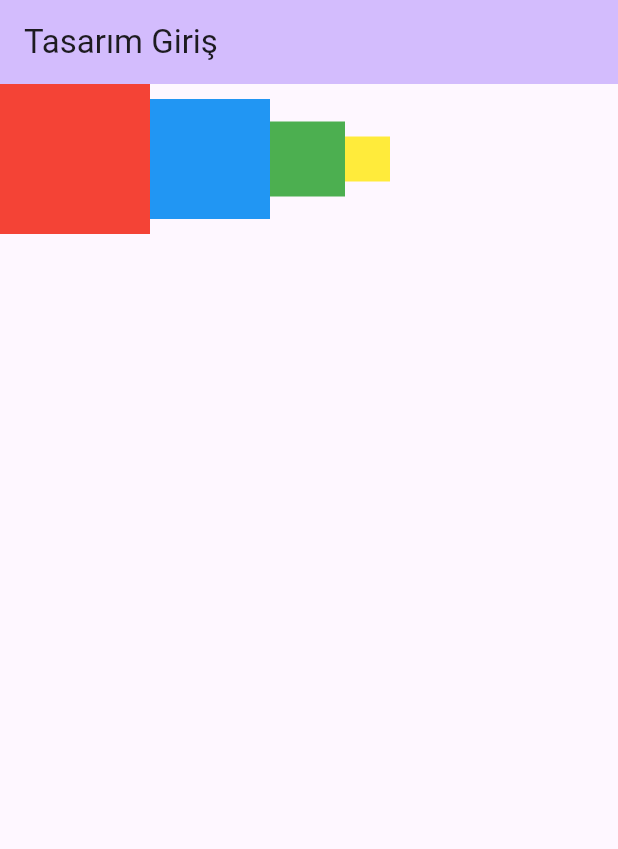
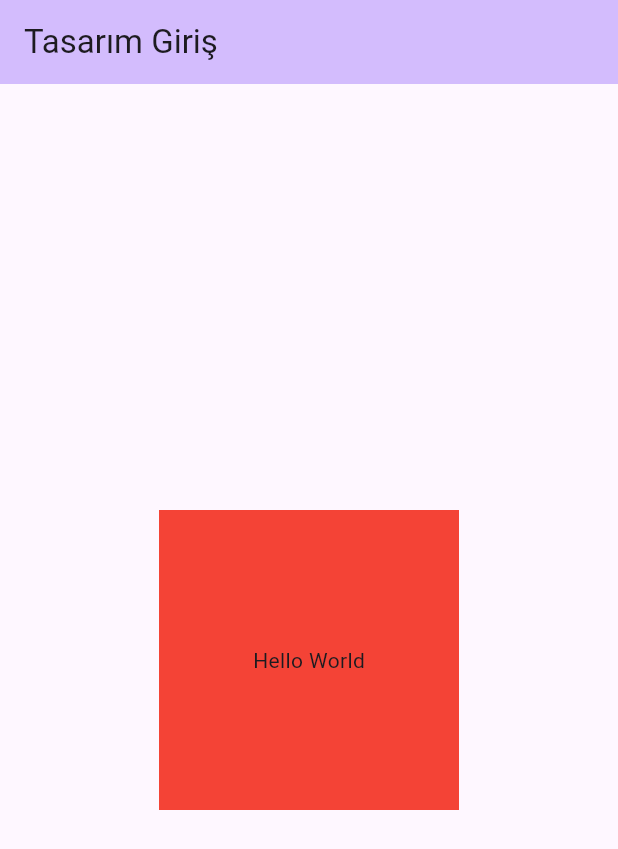
Before and after one commit to SERENGOKYILDIZ/FLUTTER_ANDROID_DESIGN, a Flutter app: the screen it shows after launch, on a phone screen of 412 x 824 dp. Shown: the top 849 px of the screen. Run offline on Flutter 3.47's test engine with Material 3 defaults, Android fonts, the phone set to English and light mode, and no system bars.

Commit message:
Learned using of Center

```diff
--- a/lib/main.dart
+++ b/lib/main.dart
@@ -37,21 +37,20 @@ class _MyHomePageState extends State<MyHomePage> {
         title: Text(widget.title),
       ),
       body:
-          /*
-          NOT: Row'da kullanlan bu ve benzeri kodlar column'da da çalışır.
-
-          MainAxisSize.max = match parent
-          MainAxisSize.min = wrap content
-      */
-        Row(
-          // mainAxisSize: MainAxisSize.min,              //-> Gerekli kadar alan kaplar
-          mainAxisSize: MainAxisSize.max,              //-> Alabildiği satırı/sütunu alanı kaplar (Varsayılan)
-          children: [
-            Container(width: 100, height: 100, color: Colors.red),
-            Container(width: 80, height: 80, color: Colors.blue),
-            Container(width: 50, height: 50, color: Colors.green),
-            Container(width: 30, height: 30, color: Colors.yellow),
-          ],
+        Center( ///-> Bu ise sütun boyunca ortalar
+          child: Row(
+            mainAxisAlignment: MainAxisAlignment.center, ///->Bu satır boyunca ortalar
+            children: [
+              Container(
+                width: 200,
+                height: 200,
+                color: Colors.red,
+                child: Center( ///-> Container'a child atanır, Center eklenir ve oraya istediğimiz bir wigdet'i ortalayarak ekleyebiliriz.
+                  child: Text("Hello World"),
+                ),
+              ),
+            ],
+          ),
         )
     );
   }
```
